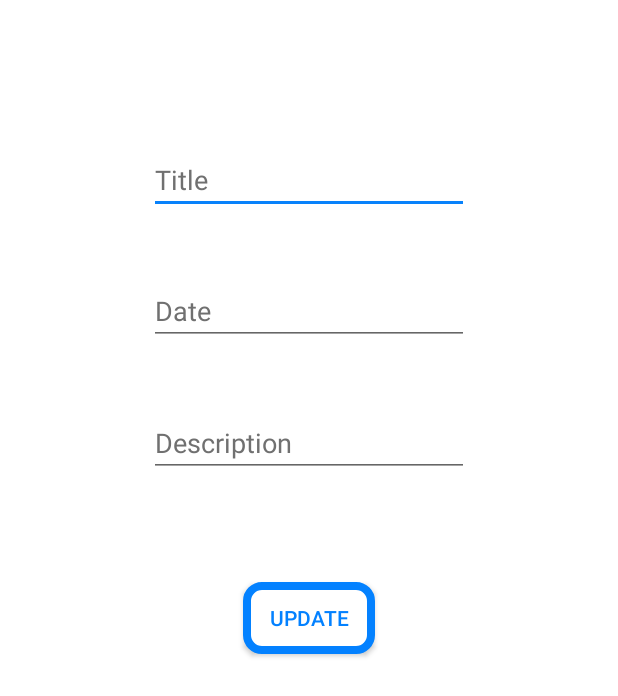
After one commit to anuraj07/to_do_app, an Android app: the UpdateAndDeleteActivity screen opened directly, with no data from a screen before it, on a phone screen of 412 x 824 dp. The commit adds this screen. Shown: the top 696 px of the screen. Run offline under Robolectric (Android 15) with nearby library versions, the phone set to English and light mode, and no system bars.

Commit message:
Update Working Fine Delete part pending

```diff
--- a/app/src/main/AndroidManifest.xml
+++ b/app/src/main/AndroidManifest.xml
@@ -9,7 +9,8 @@
         android:roundIcon="@mipmap/ic_launcher_round"
         android:supportsRtl="true"
         android:theme="@style/AppTheme">
-        <activity android:name=".AddActivity"></activity>
+        <activity android:name=".UpdateAndDeleteActivity"></activity>
+        <activity android:name=".AddActivity" />
         <activity android:name=".TaskActivity" />
         <activity android:name=".ShowActivity" />
         <activity android:name=".SplashActivity">
--- /dev/null
+++ b/app/src/main/java/com/example/to_do_app/UpdateAndDeleteActivity.java
@@ -0,0 +1,67 @@
+package com.example.to_do_app;
+
+import androidx.appcompat.app.AppCompatActivity;
+
+import android.content.Intent;
+import android.os.Bundle;
+import android.view.View;
+import android.widget.Button;
+import android.widget.EditText;
+import android.widget.Toast;
+
+public class UpdateAndDeleteActivity extends AppCompatActivity {
+
+    EditText edit_title, edit_date, edit_description;
+    Button update;
+    String id, date, title, description;
+
+    @Override
+    protected void onCreate(Bundle savedInstanceState) {
+        super.onCreate(savedInstanceState);
+        setContentView(R.layout.activity_update_and_delete);
+
+        edit_title = (EditText) findViewById(R.id.edit_title);
+        edit_date = (EditText) findViewById(R.id.edit_date);
+        edit_description = (EditText) findViewById(R.id.edit_description);
+        update = (Button) findViewById(R.id.update_data);
+
+        getAndSetData();
+
+
+        update.setOnClickListener(new View.OnClickListener() {
+            @Override
+            public void onClick(View view) {
+                database myDB = new database(UpdateAndDeleteActivity.this);
+                date = edit_date.getText().toString();
+                title = edit_title.getText().toString();
+                description = edit_description.getText().toString();
+                myDB.updateData(id, date, title, description);
+
+                startActivity(new Intent(UpdateAndDeleteActivity.this, ShowActivity.class));
+                finish();
+
+            }
+        });
+    }
+
+    void getAndSetData() {
+        if (getIntent().hasExtra("id") && getIntent().hasExtra("date") &&
+        getIntent().hasExtra("title") && getIntent().hasExtra("description")) {
+            //Getting Data from Intent
+            id = getIntent().getStringExtra("id");
+            date = getIntent().getStringExtra("date");
+            title = getIntent().getStringExtra("title");
+            description = getIntent().getStringExtra("description");
+
+            //setting Intent Data
+            edit_title.setText(title);
+            edit_date.setText(date);
+            edit_description.setText(description);
+
+
+
+        } else {
+            Toast.makeText(this, "No Data", Toast.LENGTH_SHORT).show();
+        }
+    }
+}
--- a/app/src/main/res/layout/activity_add.xml
+++ b/app/src/main/res/layout/activity_add.xml
@@ -23,7 +23,7 @@
         android:layout_margin="10dp"
         android:layout_width="match_parent"
         android:layout_height="wrap_content"
-        android:hint="TITLE..."
+        android:hint="TITLE"
         android:textColor="#000"
         android:textColorHint="#707070"
         android:textSize="28dp"/>
@@ -43,7 +43,7 @@
         android:layout_margin="10dp"
         android:layout_width="match_parent"
         android:layout_height="wrap_content"
-        android:hint="DESCRIPTION..."
+        android:hint="DESCRIPTION"
         android:textColor="#000"
         android:textColorHint="#707070"
         android:textSize="28dp"/>
--- /dev/null
+++ b/app/src/main/res/layout/activity_update_and_delete.xml
@@ -0,0 +1,66 @@
+<?xml version="1.0" encoding="utf-8"?>
+<androidx.constraintlayout.widget.ConstraintLayout xmlns:android="http://schemas.android.com/apk/res/android"
+    xmlns:app="http://schemas.android.com/apk/res-auto"
+    xmlns:tools="http://schemas.android.com/tools"
+    android:background="#fff"
+    android:layout_width="match_parent"
+    android:layout_height="match_parent"
+    tools:context=".UpdateAndDeleteActivity">
+
+    <EditText
+        android:id="@+id/edit_title"
+        android:layout_width="wrap_content"
+        android:layout_height="wrap_content"
+        android:ems="10"
+        android:inputType="textPersonName"
+        android:hint="Title"
+        android:textColor="#000"
+        android:textColorHint="#707070"
+        app:layout_constraintBottom_toTopOf="@+id/edit_date"
+        app:layout_constraintEnd_toEndOf="parent"
+        app:layout_constraintStart_toStartOf="parent"
+        app:layout_constraintTop_toTopOf="parent"
+        app:layout_constraintVertical_bias="0.697" />
+
+    <EditText
+        android:id="@+id/edit_date"
+        android:layout_width="wrap_content"
+        android:layout_height="wrap_content"
+        android:ems="10"
+        android:inputType="textPersonName"
+        android:hint="Date"
+        android:textColor="#000"
+        android:textColorHint="#707070"
+        app:layout_constraintBottom_toBottomOf="parent"
+        app:layout_constraintEnd_toEndOf="parent"
+        app:layout_constraintStart_toStartOf="parent"
+        app:layout_constraintTop_toTopOf="parent"
+        app:layout_constraintVertical_bias="0.237" />
+
+    <EditText
+        android:id="@+id/edit_description"
+        android:layout_width="wrap_content"
+        android:layout_height="wrap_content"
+        android:ems="10"
+        android:inputType="textPersonName"
+        android:hint="Description"
+        android:textColor="#000"
+        android:textColorHint="#707070"
+        app:layout_constraintBottom_toBottomOf="parent"
+        app:layout_constraintEnd_toEndOf="parent"
+        app:layout_constraintStart_toStartOf="parent"
+        app:layout_constraintTop_toBottomOf="@+id/edit_date"
+        app:layout_constraintVertical_bias="0.078" />
+
+    <Button
+        android:id="@+id/update_data"
+        android:layout_width="wrap_content"
+        android:layout_height="wrap_content"
+        android:text="Update"
+        android:textColor="#0381FF"
+        android:background="@drawable/button_background"
+        app:layout_constraintBottom_toBottomOf="parent"
+        app:layout_constraintEnd_toEndOf="parent"
+        app:layout_constraintStart_toStartOf="parent"
+        app:layout_constraintTop_toTopOf="parent" />
+</androidx.constraintlayout.widget.ConstraintLayout>
--- a/app/src/main/res/values/styles.xml
+++ b/app/src/main/res/values/styles.xml
@@ -1,7 +1,7 @@
 <resources>
 
     <!-- Base application theme. -->
-    <style name="AppTheme" parent="Theme.AppCompat.NoActionBar">
+    <style name="AppTheme" parent="Theme.AppCompat.Light.NoActionBar">
         <!-- Customize your theme here. -->
         <item name="colorPrimary">@color/colorPrimary</item>
         <item name="colorPrimaryDark">@color/colorPrimaryDark</item>
```
Also changed, not shown: app/src/main/java/com/example/to_do_app/CustomAdapter.java (+23 -2 lines), app/src/main/java/com/example/to_do_app/ShowActivity.java (+46 -10 lines), app/src/main/java/com/example/to_do_app/database.java (+31 -2 lines), app/src/main/res/layout/my_row.xml (+16 -1 lines).
